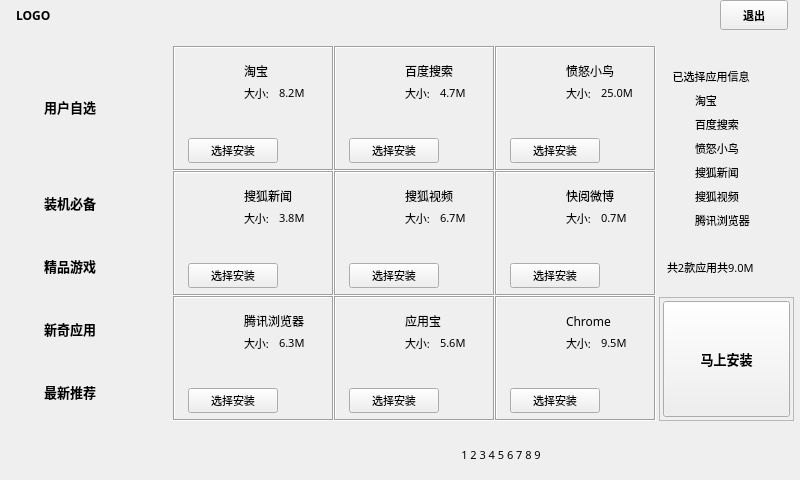
Before: the Qt Designer form src/ui/installation.ui in tkpclark/tinker, drawn with Qt 5.
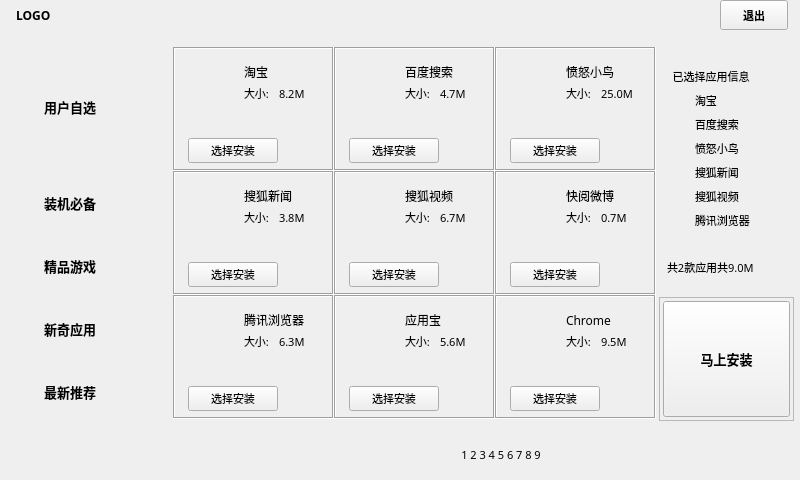
After: the same form once the commit is applied. Icons and pictures are not drawn.

Patch:
```diff
--- a/src/ui/installation.ui
+++ b/src/ui/installation.ui
@@ -640,6 +640,18 @@
          </property>
          <item row="0" column="0">
           <widget class="QFrame" name="appFrame1">
+           <property name="sizePolicy">
+            <sizepolicy hsizetype="Fixed" vsizetype="Fixed">
+             <horstretch>0</horstretch>
+             <verstretch>0</verstretch>
+            </sizepolicy>
+           </property>
+           <property name="maximumSize">
+            <size>
+             <width>161</width>
+             <height>124</height>
+            </size>
+           </property>
            <property name="frameShape">
             <enum>QFrame::Box</enum>
            </property>
@@ -884,6 +896,18 @@
          </item>
          <item row="0" column="1">
           <widget class="QFrame" name="appFrame2">
+           <property name="sizePolicy">
+            <sizepolicy hsizetype="Fixed" vsizetype="Fixed">
+             <horstretch>0</horstretch>
+             <verstretch>0</verstretch>
+            </sizepolicy>
+           </property>
+           <property name="maximumSize">
+            <size>
+             <width>161</width>
+             <height>124</height>
+            </size>
+           </property>
            <property name="frameShape">
             <enum>QFrame::Box</enum>
            </property>
@@ -1128,6 +1152,18 @@
          </item>
          <item row="0" column="2">
           <widget class="QFrame" name="appFrame3">
+           <property name="sizePolicy">
+            <sizepolicy hsizetype="Fixed" vsizetype="Fixed">
+             <horstretch>0</horstretch>
+             <verstretch>0</verstretch>
+            </sizepolicy>
+           </property>
+           <property name="maximumSize">
+            <size>
+             <width>161</width>
+             <height>124</height>
+            </size>
+           </property>
            <property name="frameShape">
             <enum>QFrame::Box</enum>
            </property>
@@ -1860,6 +1896,18 @@
          </item>
          <item row="1" column="2">
           <widget class="QFrame" name="appFrame6">
+           <property name="sizePolicy">
+            <sizepolicy hsizetype="Fixed" vsizetype="Fixed">
+             <horstretch>0</horstretch>
+             <verstretch>0</verstretch>
+            </sizepolicy>
+           </property>
+           <property name="maximumSize">
+            <size>
+             <width>161</width>
+             <height>124</height>
+            </size>
+           </property>
            <property name="frameShape">
             <enum>QFrame::Box</enum>
            </property>
@@ -2104,6 +2152,18 @@
          </item>
          <item row="2" column="0">
           <widget class="QFrame" name="appFrame7">
+           <property name="sizePolicy">
+            <sizepolicy hsizetype="Fixed" vsizetype="Fixed">
+             <horstretch>0</horstretch>
+             <verstretch>0</verstretch>
+            </sizepolicy>
+           </property>
+           <property name="maximumSize">
+            <size>
+             <width>161</width>
+             <height>124</height>
+            </size>
+           </property>
            <property name="frameShape">
             <enum>QFrame::Box</enum>
            </property>
@@ -2348,6 +2408,18 @@
          </item>
          <item row="2" column="1">
           <widget class="QFrame" name="appFrame8">
+           <property name="sizePolicy">
+            <sizepolicy hsizetype="Fixed" vsizetype="Fixed">
+             <horstretch>0</horstretch>
+             <verstretch>0</verstretch>
+            </sizepolicy>
+           </property>
+           <property name="maximumSize">
+            <size>
+             <width>161</width>
+             <height>124</height>
+            </size>
+           </property>
            <property name="frameShape">
             <enum>QFrame::Box</enum>
            </property>
@@ -2592,6 +2664,18 @@
          </item>
          <item row="2" column="2">
           <widget class="QFrame" name="appFrame9">
+           <property name="sizePolicy">
+            <sizepolicy hsizetype="Fixed" vsizetype="Fixed">
+             <horstretch>0</horstretch>
+             <verstretch>0</verstretch>
+            </sizepolicy>
+           </property>
+           <property name="maximumSize">
+            <size>
+             <width>161</width>
+             <height>124</height>
+            </size>
+           </property>
            <property name="frameShape">
             <enum>QFrame::Box</enum>
            </property>
@@ -2872,6 +2956,12 @@
             </property>
             <item>
              <widget class="QLabel" name="choosedLabel">
+              <property name="sizePolicy">
+               <sizepolicy hsizetype="Fixed" vsizetype="Fixed">
+                <horstretch>0</horstretch>
+                <verstretch>0</verstretch>
+               </sizepolicy>
+              </property>
               <property name="maximumSize">
                <size>
                 <width>16777215</width>
```
Left out of the diff: 26 changed lines with no effect on the pictures.
